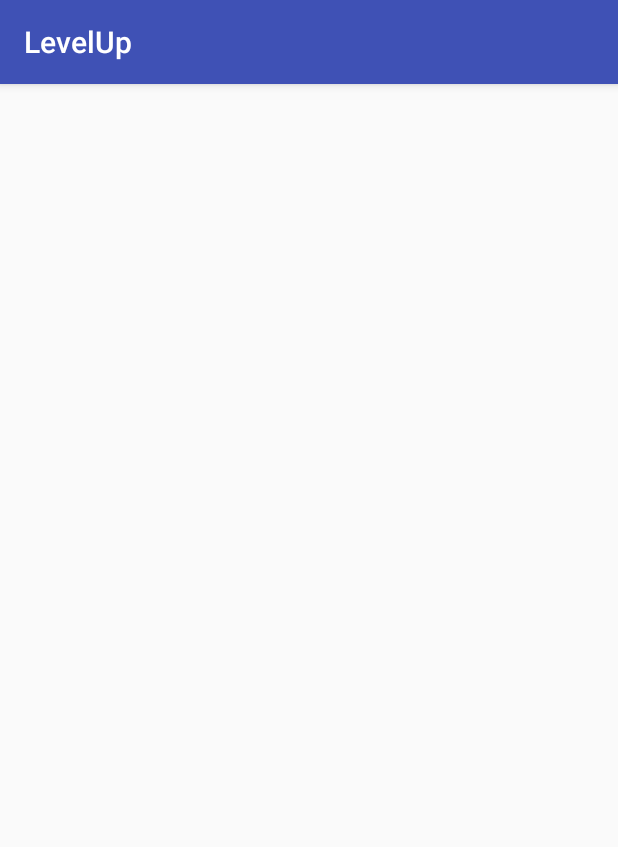
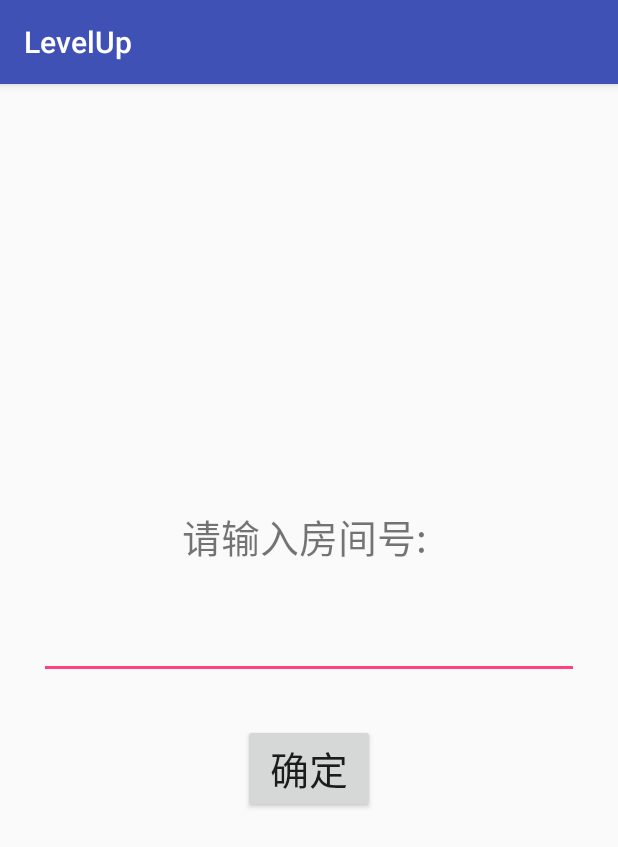
Before and after one commit to Passengerer/LevelUp, an Android app: the JoinActivity screen opened directly, with no data from a screen before it, on a phone screen of 412 x 824 dp. Shown: the top 847 px of the screen. Run offline under Robolectric (Android 15) with nearby library versions, the light colour scheme and no system bars; network calls fail.

Commit message:
JoinActivity finished

```diff
--- a/app/src/main/java/com/laowuren/levelup/CreateActivity.java
+++ b/app/src/main/java/com/laowuren/levelup/CreateActivity.java
@@ -27,6 +27,7 @@ public class CreateActivity extends AppCompatActivity {
     @Override
     protected void onCreate(Bundle savedInstanceState) {
         super.onCreate(savedInstanceState);
+        Log.d("CreateActivity", "onCreate");
         setContentView(R.layout.activity_create);
 
         roomIdText = (TextView)findViewById(R.id.text_roomId);
--- a/app/src/main/java/com/laowuren/levelup/GameActivity.java
+++ b/app/src/main/java/com/laowuren/levelup/GameActivity.java
@@ -5,8 +5,14 @@ import android.os.Build;
 import android.os.Bundle;
 import android.support.v7.app.AppCompatActivity;
 import android.view.View;
+import android.widget.LinearLayout;
+import android.widget.TextView;
 
 public class GameActivity extends AppCompatActivity {
+
+    private TextView scoreText;
+    private LinearLayout handCardsLayout;
+
 
     @Override
     protected void onCreate(Bundle savedInstanceState) {
--- a/app/src/main/java/com/laowuren/levelup/JoinActivity.java
+++ b/app/src/main/java/com/laowuren/levelup/JoinActivity.java
@@ -1,14 +1,94 @@
 package com.laowuren.levelup;
 
+import android.content.Intent;
 import android.os.Bundle;
+import android.os.Handler;
+import android.os.Message;
 import android.support.v7.app.AppCompatActivity;
+import android.text.TextUtils;
+import android.util.Log;
+import android.view.View;
 import android.widget.Button;
+import android.widget.EditText;
+import android.widget.ProgressBar;
+import android.widget.Toast;
+
+import com.laowuren.levelup.others.MyMessage;
+import com.laowuren.levelup.thread.SocketThread;
 
 public class JoinActivity extends AppCompatActivity {
+
+    private SocketThread sThread;
+
+    private EditText roomIdEdit;
+    private Button joinButton;
+    private ProgressBar progressBar;
 
     @Override
     protected void onCreate(Bundle savedInstanceState) {
         super.onCreate(savedInstanceState);
         setContentView(R.layout.activity_join);
+        roomIdEdit = (EditText)findViewById(R.id.edit_roomId);
+        joinButton = (Button)findViewById(R.id.button_sure);
+        progressBar = (ProgressBar)findViewById(R.id.progress);
+        joinButton.setOnClickListener(new View.OnClickListener() {
+            @Override
+            public void onClick(View v) {
+                if (TextUtils.isEmpty(roomIdEdit.getText())){
+                    Toast.makeText(JoinActivity.this, "请输入房间号", Toast.LENGTH_SHORT).show();
+                    return;
+                }
+                sThread.send(new MyMessage(MyMessage.TEXT, roomIdEdit.getText().toString(), null, 0));
+            }
+        });
+        joinRoom();
+    }
+
+    protected void joinRoom() {
+        try {
+            sThread = new SocketThread();
+        } catch (Exception e) {
+            Log.d("JoinActivity", "socket exception");
+            e.printStackTrace();
+            Toast.makeText(JoinActivity.this, "连接服务器失败", Toast.LENGTH_LONG).show();
+            JoinActivity.this.finish();
+        }
+
+        sThread.handler = new Handler() {
+            @Override
+            public void handleMessage(Message msg) {
+                if (msg.what == SocketThread.DISCONNECTED) {
+                    Log.d("JoinActivity", "disconnected");
+                    Toast.makeText(JoinActivity.this, "与服务器断开连接", Toast.LENGTH_LONG).show();
+                    JoinActivity.this.finish();
+                    sThread.stop = true;
+                } else if (msg.what == SocketThread.MYMESSAGE) {
+                    MyMessage message = (MyMessage) msg.obj;
+                    switch (message.getWhat()) {
+                        case MyMessage.TEXT:
+                            if ("ready".equals(message.getText())){
+                                if (progressBar.getVisibility() == View.VISIBLE) {
+                                    progressBar.setVisibility(View.GONE);
+                                }
+                                Toast.makeText(JoinActivity.this, "游戏开始", Toast.LENGTH_LONG).show();
+                                Intent intent = new Intent(JoinActivity.this, GameActivity.class);
+                                startActivity(intent);
+                            }
+                            else if("input error".equals(message.getText())){
+                                Toast.makeText(JoinActivity.this, "房间不存在", Toast.LENGTH_SHORT).show();
+                            }
+                            else if("full".equals(message.getText())){
+                                Toast.makeText(JoinActivity.this, "房间人数已满", Toast.LENGTH_SHORT).show();
+                            }
+                            else if("success".equals(message.getText())){
+                                Toast.makeText(JoinActivity.this, "等待游戏开始", Toast.LENGTH_LONG).show();
+                                if (progressBar.getVisibility() == View.GONE)
+                                    progressBar.setVisibility(View.VISIBLE);
+                            }
+                    }
+                }
+            }
+        };
+        sThread.start();
     }
 }
--- a/app/src/main/res/layout/activity_join.xml
+++ b/app/src/main/res/layout/activity_join.xml
@@ -10,4 +10,43 @@
     android:paddingTop="@dimen/activity_vertical_margin"
     tools:context="com.laowuren.levelup.JoinActivity">
 
+    <ProgressBar
+        android:layout_width="wrap_content"
+        android:layout_height="wrap_content"
+        android:id="@+id/progress"
+        android:visibility="gone"
+        android:layout_centerInParent="true"/>
+
+    <LinearLayout
+        android:orientation="vertical"
+        android:layout_centerInParent="true"
+        android:layout_width="match_parent"
+        android:layout_height="wrap_content">
+
+        <TextView
+            android:layout_width="match_parent"
+            android:layout_height="wrap_content"
+            android:text="请输入房间号: "
+            android:layout_margin="20dp"
+            android:textSize="26sp"
+            android:gravity="center"/>
+
+        <EditText
+            android:layout_width="match_parent"
+            android:layout_height="wrap_content"
+            android:gravity="center"
+            android:layout_margin="10dp"
+            android:id="@+id/edit_roomId"/>
+
+        <Button
+            android:layout_width="wrap_content"
+            android:layout_height="wrap_content"
+            android:layout_margin="20dp"
+            android:text="确定"
+            android:id="@+id/button_sure"
+            android:layout_gravity="center"
+            android:textSize="26sp"/>
+
+    </LinearLayout>
+
 </RelativeLayout>
```
Also changed, not shown: app/src/main/res/layout/activity_game.xml (+13 -1 lines).
